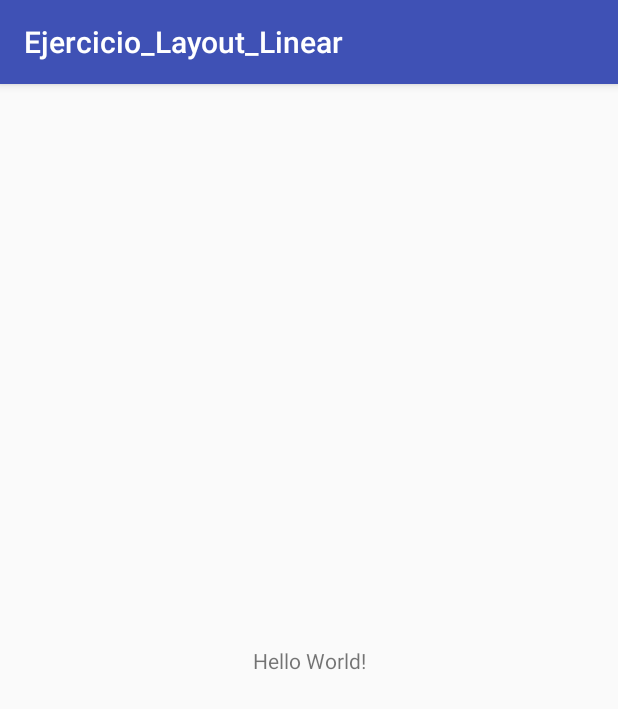
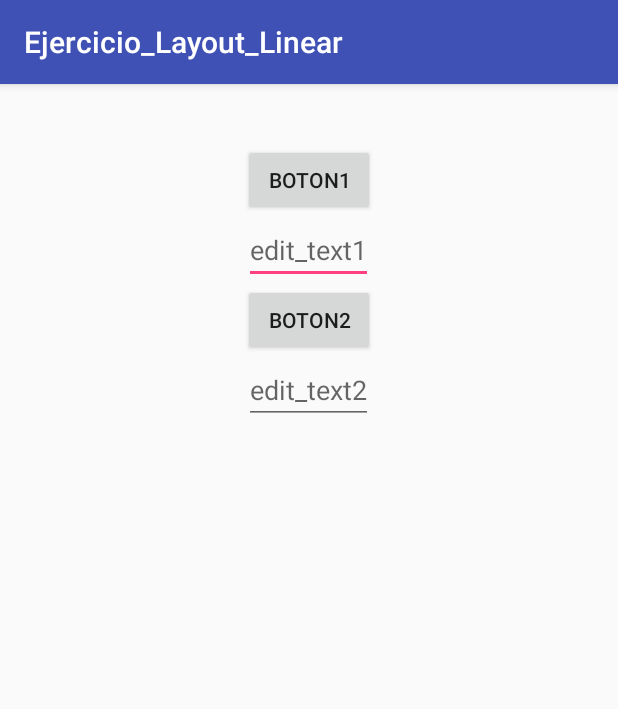
Before and after one commit to vloxomire/Ejercicio_layout_Linear, an Android app: the screen it shows after launch (MainActivity), on a phone screen of 412 x 824 dp. Shown: the top 709 px of the screen. Run offline under Robolectric (Android 15) with nearby library versions, the phone set to English and light mode, and no system bars.

Commit message:
edicionButton&&editText
Se termino la edicion de los botones y los edit text

```diff
--- a/app/src/main/res/layout/activity_main.xml
+++ b/app/src/main/res/layout/activity_main.xml
@@ -1,18 +1,36 @@
 <?xml version="1.0" encoding="utf-8"?>
-<android.support.constraint.ConstraintLayout xmlns:android="http://schemas.android.com/apk/res/android"
+<LinearLayout xmlns:android="http://schemas.android.com/apk/res/android"
     xmlns:app="http://schemas.android.com/apk/res-auto"
     xmlns:tools="http://schemas.android.com/tools"
     android:layout_width="match_parent"
     android:layout_height="match_parent"
-    tools:context=".MainActivity">
+    tools:context=".MainActivity"
+    android:orientation="vertical"
+    android:layout_margin="40dp">
 
-    <TextView
+    <Button
         android:layout_width="wrap_content"
         android:layout_height="wrap_content"
-        android:text="Hello World!"
-        app:layout_constraintBottom_toBottomOf="parent"
-        app:layout_constraintLeft_toLeftOf="parent"
-        app:layout_constraintRight_toRightOf="parent"
-        app:layout_constraintTop_toTopOf="parent" />
+        android:id="@+id/button1"
+        android:text="Boton1"
+        android:layout_gravity="center"/>
+    <EditText
+        android:layout_width="wrap_content"
+        android:layout_height="wrap_content"
+        android:id="@+id/edit1"
+        android:hint="edit_text1"
+        android:layout_gravity="center_horizontal"
+        />
+    <Button
+        android:layout_width="wrap_content"
+        android:layout_height="wrap_content"
+        android:text="Boton2"
+        android:layout_gravity="center"/>
+    <EditText
+        android:layout_width="wrap_content"
+        android:layout_height="wrap_content"
+        android:hint="edit_text2"
+        android:layout_gravity="center_horizontal"/>
 
-</android.support.constraint.ConstraintLayout>
+
+</LinearLayout>
```
